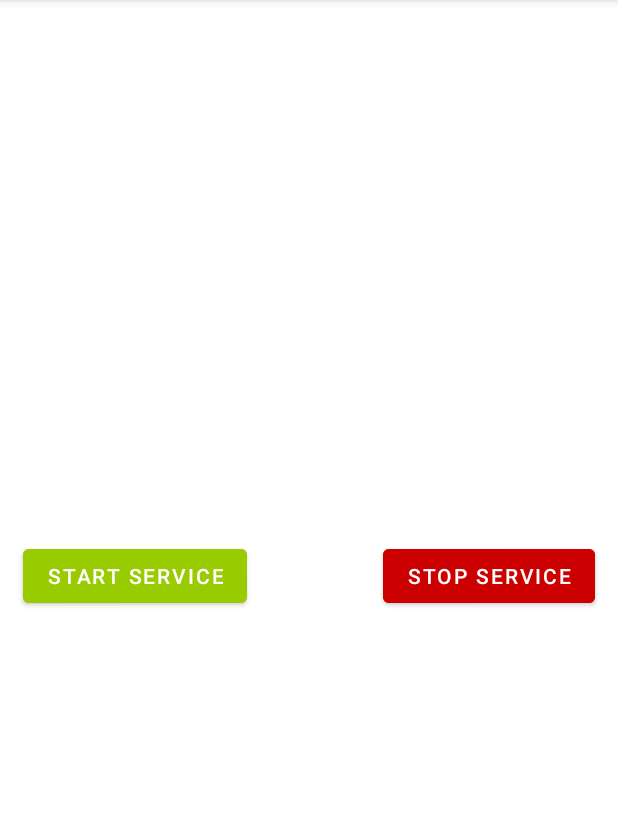
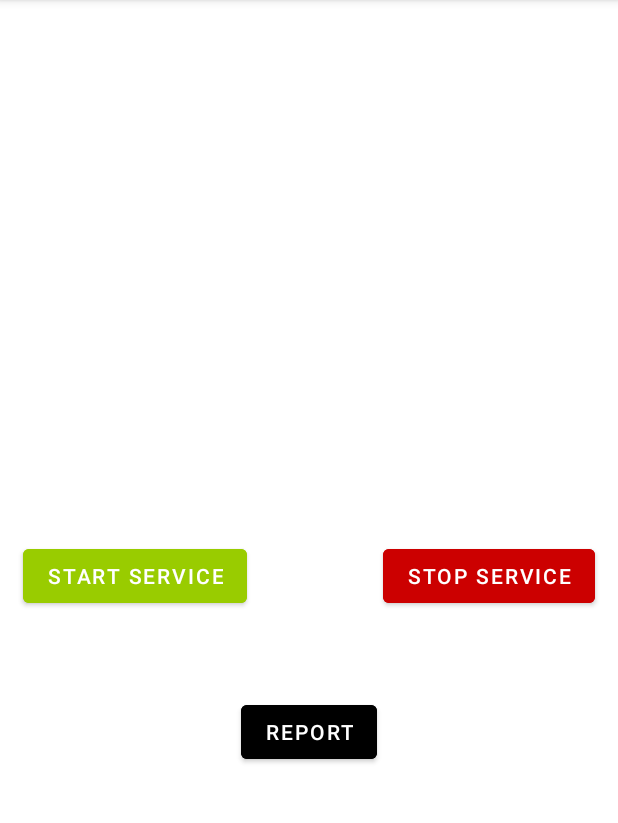
Before and after one commit to maxjanney/Contact-Tracing, an Android app: the screen it shows after launch (MainActivity), on a phone screen of 412 x 824 dp, the part 84-907 px from its top. Run offline under Robolectric (Android 15) with nearby library versions, the phone set to English and light mode, and no system bars.

Commit message:
show datepickerdialog when reporting

```diff
--- a/app/src/main/java/edu/temple/contacttracer/DashboardFragment.java
+++ b/app/src/main/java/edu/temple/contacttracer/DashboardFragment.java
@@ -30,11 +30,13 @@ public class DashboardFragment extends Fragment {
         View root = inflater.inflate(R.layout.fragment_dashboard, container, false);
         root.findViewById(R.id.start_button).setOnClickListener(v -> dashboardActivity.start());
         root.findViewById(R.id.stop_button).setOnClickListener(v -> dashboardActivity.stop());
+        root.findViewById(R.id.report_button).setOnClickListener(v -> dashboardActivity.report());
         return root;
     }
 
     interface Dashboard {
         void start();
         void stop();
+        void report();
     }
 }
--- a/app/src/main/res/layout/fragment_dashboard.xml
+++ b/app/src/main/res/layout/fragment_dashboard.xml
@@ -23,4 +23,13 @@
         android:layout_marginEnd="15dp"
         android:layout_gravity="end|center"/>
 
+    <Button
+        android:id="@+id/report_button"
+        android:layout_width="wrap_content"
+        android:layout_height="wrap_content"
+        android:layout_gravity="center|bottom"
+        android:layout_marginBottom="256dp"
+        android:backgroundTint="@android:color/background_dark"
+        android:text="@string/report_button_text"/>
+
 </FrameLayout>
--- a/app/src/main/res/values/strings.xml
+++ b/app/src/main/res/values/strings.xml
@@ -5,4 +5,5 @@
     <string name="stop_button_text">Stop Service</string>
     <string name="notification_title">Tracing Service</string>
     <string name="notification_text">Tracking location now</string>
+    <string name="report_button_text">Report</string>
 </resources>
```
Also changed, not shown: app/src/main/java/edu/temple/contacttracer/MainActivity.java (+17 -0 lines).
